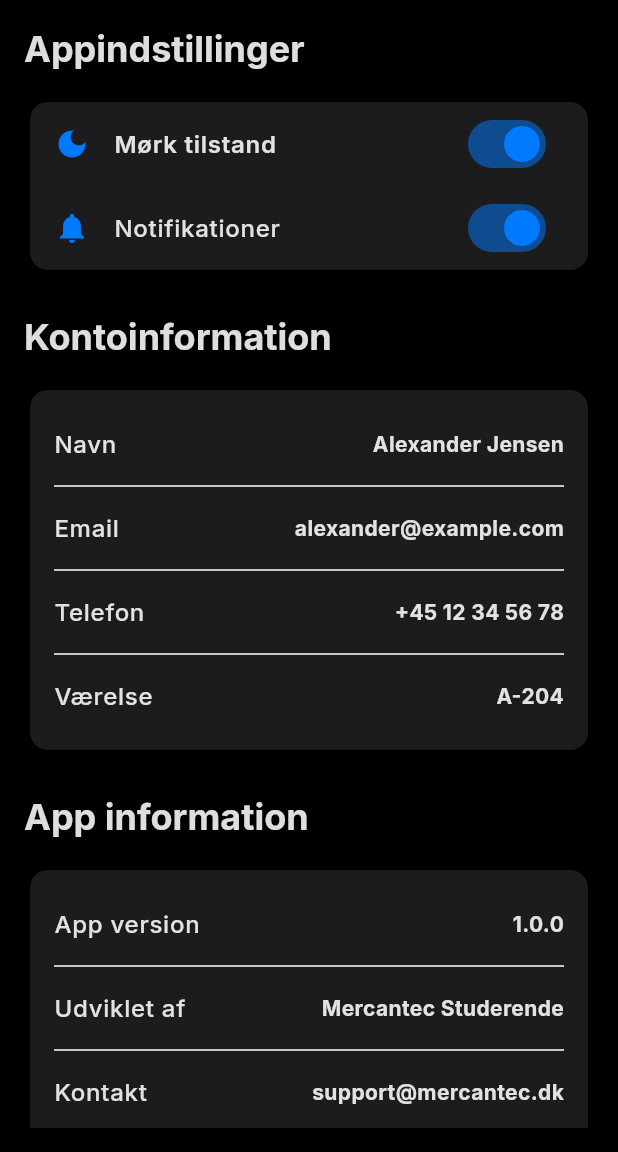
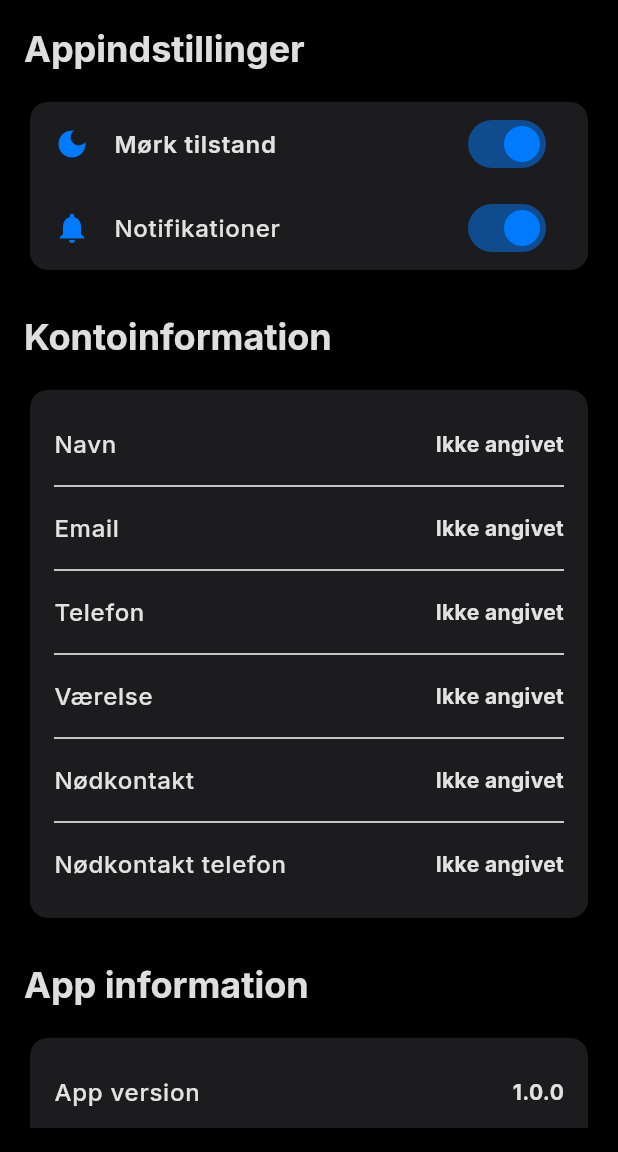
Before and after one commit to alexanderbang01/kollegieapp, a Flutter app: the SettingsScreen screen opened by its route, after a tap on "Mørk tilstand", on a phone screen of 412 x 824 dp, the part 84-1236 px from its top. Run offline on Flutter 3.47's test engine with Material 3 defaults, Android fonts, the phone set to English and light mode, and no system bars; our stand-ins replace google_fonts, image_picker, shared_preferences; accounts and stored records are empty; network calls fail.

Commit message:
Updated settings screen

```diff
--- a/lib/screens/settings_screen.dart
+++ b/lib/screens/settings_screen.dart
@@ -2,6 +2,7 @@ import 'package:flutter/material.dart';
 import 'package:kollegieapp/widgets/theme_switch.dart';
 import 'package:provider/provider.dart';
 import '../services/theme_service.dart';
+import '../services/user_service.dart';
 import '../widgets/navigation_menu.dart';
 import '../utils/constants.dart';
 import '../utils/theme.dart';
@@ -15,6 +16,36 @@ class SettingsScreen extends StatefulWidget {
 
 class _SettingsScreenState extends State<SettingsScreen> {
   final GlobalKey<ScaffoldState> _scaffoldKey = GlobalKey<ScaffoldState>();
+  Map<String, String?> _userData = {};
+  bool _isLoading = true;
+
+  @override
+  void initState() {
+    super.initState();
+    _loadUserData();
+  }
+
+  Future<void> _loadUserData() async {
+    try {
+      final userData = await UserService.getUserData();
+      setState(() {
+        _userData = userData;
+        _isLoading = false;
+      });
+    } catch (e) {
+      setState(() {
+        _isLoading = false;
+      });
+      if (mounted) {
+        ScaffoldMessenger.of(context).showSnackBar(
+          SnackBar(
+            content: Text('Fejl ved indlæsning af brugerdata: $e'),
+            backgroundColor: Colors.red,
+          ),
+        );
+      }
+    }
+  }
 
   @override
   Widget build(BuildContext context) {
@@ -121,19 +152,51 @@ class _SettingsScreenState extends State<SettingsScreen> {
                   ),
                   child: Padding(
                     padding: AppSpacing.cardPadding,
-                    child: Column(
+                    child: _isLoading
+                        ? const Center(
+                            child: Padding(
+                              padding: EdgeInsets.all(20.0),
+                              child: CircularProgressIndicator(),
+                            ),
+                          )
+                        : Column(
                             children: [
-                        _buildInfoRow(context, 'Navn', 'Alexander Jensen'),
+                              _buildInfoRow(
+                                context,
+                                'Navn',
+                                '${_userData['firstName'] ?? ''} ${_userData['lastName'] ?? ''}'
+                                    .trim(),
+                              ),
                               const Divider(),
                               _buildInfoRow(
                                 context,
                                 'Email',
-                          'alexander@example.com',
+                                _userData['email'] ?? 'Ikke angivet',
                               ),
                               const Divider(),
-                        _buildInfoRow(context, 'Telefon', '+45 12 34 56 78'),
+                              _buildInfoRow(
+                                context,
+                                'Telefon',
+                                _userData['phone'] ?? 'Ikke angivet',
+                              ),
                               const Divider(),
-                        _buildInfoRow(context, 'Værelse', 'A-204'),
+                              _buildInfoRow(
+                                context,
+                                'Værelse',
+                                _userData['roomNumber'] ?? 'Ikke angivet',
+                              ),
+                              const Divider(),
+                              _buildInfoRow(
+                                context,
+                                'Nødkontakt',
+                                _userData['contactName'] ?? 'Ikke angivet',
+                              ),
+                              const Divider(),
+                              _buildInfoRow(
+                                context,
+                                'Nødkontakt telefon',
+                                _userData['contactPhone'] ?? 'Ikke angivet',
+                              ),
                             ],
                           ),
                   ),
@@ -181,14 +244,7 @@ class _SettingsScreenState extends State<SettingsScreen> {
                 Center(
                   child: ElevatedButton(
                     onPressed: () {
-                      // Implementer log ud logik her
-                      ScaffoldMessenger.of(context).showSnackBar(
-                        const SnackBar(
-                          content: Text(
-                            'Log ud funktion vil blive implementeret senere',
-                          ),
-                        ),
-                      );
+                      _showLogoutDialog(context);
                     },
                     style: ElevatedButton.styleFrom(
                       backgroundColor: Colors.red,
@@ -205,6 +261,7 @@ class _SettingsScreenState extends State<SettingsScreen> {
                       style: TextStyle(
                         fontWeight: FontWeight.w600,
                         fontSize: 16,
+                        color: Colors.white,
                       ),
                     ),
                   ),
@@ -233,7 +290,7 @@ class _SettingsScreenState extends State<SettingsScreen> {
           Flexible(
             // Flexible sikrer at værdien ikke overskrider skærmens bredde
             child: Text(
-              value,
+              value.isEmpty ? 'Ikke angivet' : value,
               style: Theme.of(
                 context,
               ).textTheme.bodyMedium?.copyWith(fontWeight: FontWeight.bold),
@@ -245,4 +302,49 @@ class _SettingsScreenState extends State<SettingsScreen> {
       ),
     );
   }
+
+  void _showLogoutDialog(BuildContext context) {
+    showDialog(
+      context: context,
+      builder: (BuildContext context) {
+        return AlertDialog(
+          title: const Text('Log ud'),
+          content: const Text('Er du sikker på, at du vil logge ud?'),
+          actions: [
+            TextButton(
+              onPressed: () {
+                Navigator.of(context).pop();
+              },
+              child: const Text('Annuller'),
+            ),
+            TextButton(
+              onPressed: () async {
+                try {
+                  await UserService.logoutUser();
+                  if (mounted) {
+                    Navigator.of(context).pop(); // Luk dialog
+                    Navigator.of(context).pushNamedAndRemoveUntil(
+                      '/', // Naviger til registreringsskærm
+                      (route) => false,
+                    );
                   }
+                } catch (e) {
+                  if (mounted) {
+                    Navigator.of(context).pop(); // Luk dialog
+                    ScaffoldMessenger.of(context).showSnackBar(
+                      SnackBar(
+                        content: Text('Fejl ved logout: $e'),
+                        backgroundColor: Colors.red,
+                      ),
+                    );
+                  }
+                }
+              },
+              child: const Text('Log ud', style: TextStyle(color: Colors.red)),
+            ),
+          ],
+        );
+      },
+    );
+  }
+}
--- a/lib/services/events_service.dart
+++ b/lib/services/events_service.dart
@@ -51,8 +51,6 @@ class EventsService {
     );
   }
 
-  // I lib/services/events_service.dart - erstat disse metoder:
-
   static Future<Map<String, dynamic>> registerForEvent({
     required String userId,
     required String userType,
```
Lines whose indentation alone changed are shown as unchanged.
